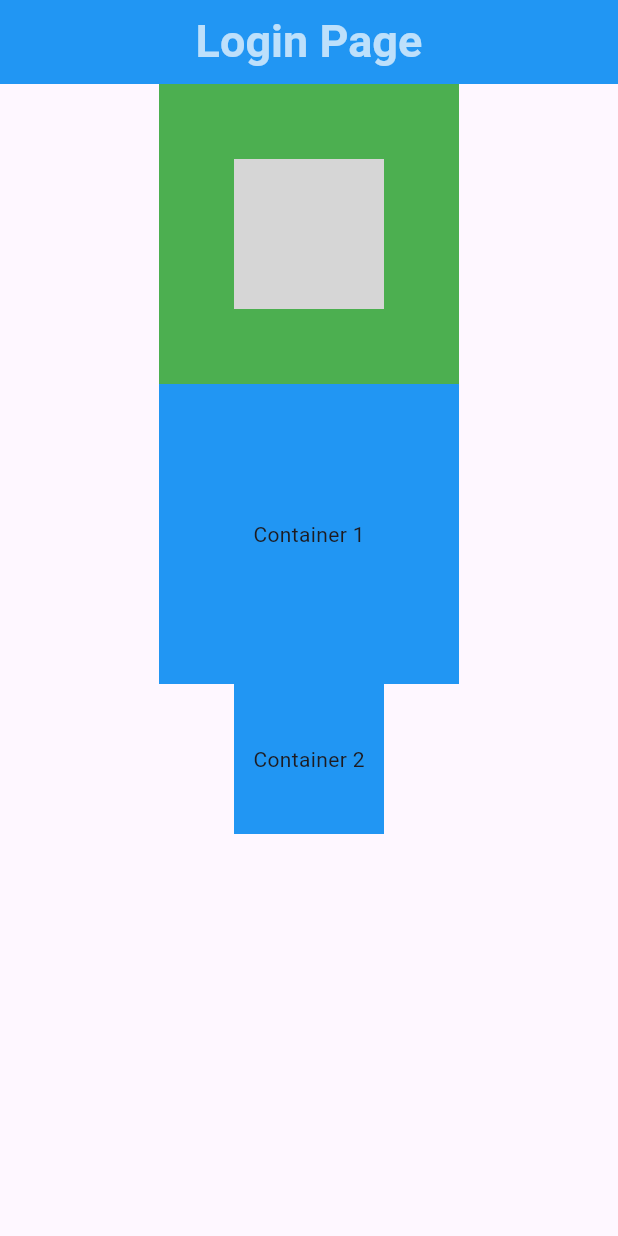
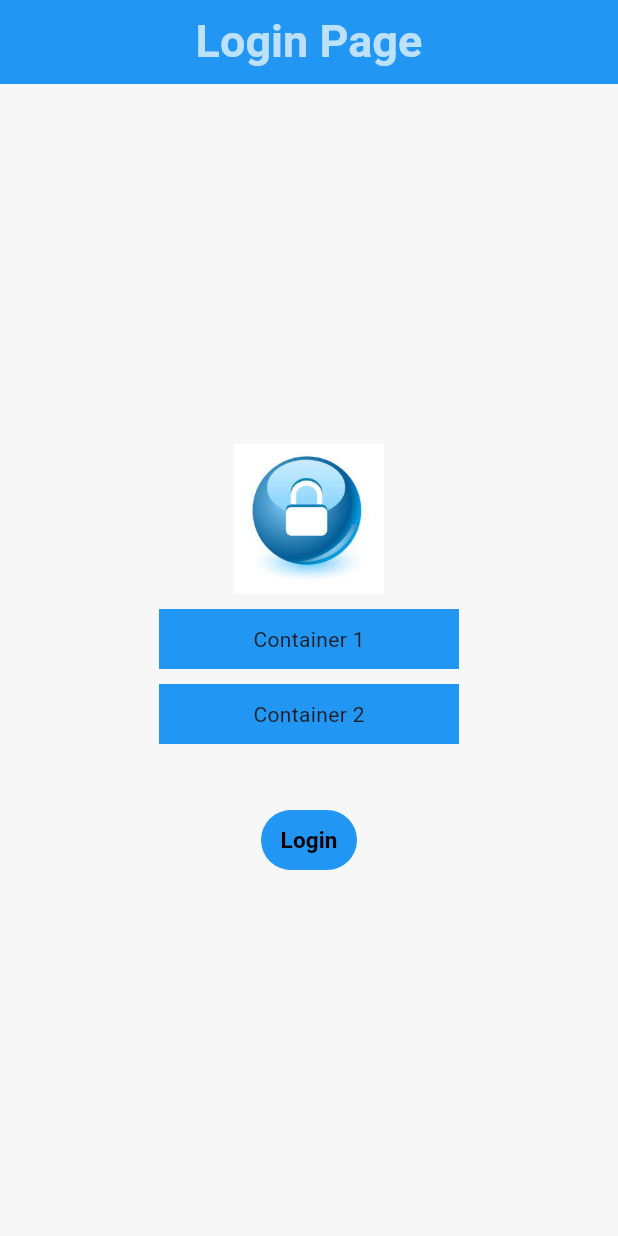
Before and after one commit to ZainAbdullah046/sharedpreference_loginpage, a Flutter app: the screen it shows after launch, on a phone screen of 412 x 824 dp. Run offline on Flutter 3.47's test engine with Material 3 defaults, Android fonts, the phone set to English and light mode, and no system bars; grey boxes are pictures that could not be loaded.

Commit message:
local storage

```diff
--- a/lib/Login.dart
+++ b/lib/Login.dart
@@ -24,39 +24,64 @@
         ),
         backgroundColor: Colors.blue,
       ),
+      backgroundColor: const Color.fromARGB(255, 247, 247, 247),
       body: Center(
+        child: Center(
           child: Column(
+            mainAxisAlignment: MainAxisAlignment.center,
             children: [
               Container(
-              // Container 2
-              width: 200, // Adjust width as needed
-              height: 200, // Adjust height as needed
-              color: Colors.green, // Example color
+                width: 100,
+                height: 100,
+                color: Colors.white,
                 child: Center(
                   child: Image.asset(
-                  'assets/images/loginicon.jpg', // Path to your image asset
-                  width: 100, // Adjust width as needed
-                  height: 100, // Adjust height as needed
+                    'Assessts/images/loginicon.jpg',
+                    width: 100,
+                    height: 100,
                   ),
                 ),
               ),
+              const SizedBox(
+                height: 10,
+              ),
               Container(
                 width: 200,
-              height: 200,
+                height: 40,
                 color: Colors.blue,
                 child: const Center(
                   child: Text("Container 1"),
                 ),
               ),
+              const SizedBox(
+                height: 10,
+              ),
               Container(
-              width: 100,
-              height: 100,
+                width: 200,
+                height: 40,
                 color: Colors.blue,
                 child: const Center(
                   child: Text("Container 2"),
                 ),
               ),
+              const SizedBox(
+                height: 40,
+              ),
+              TextButton(
+                onPressed: () {},
+                style: TextButton.styleFrom(
+                  backgroundColor: Colors.blue,
+                ),
+                child: const Text(
+                  "Login",
+                  style: TextStyle(
+                      fontSize: 15,
+                      fontWeight: FontWeight.bold,
+                      color: Colors.black),
+                ),
+              )
             ],
+          ),
         ),
       ),
     );
```
Lines whose indentation alone changed are shown as unchanged.
